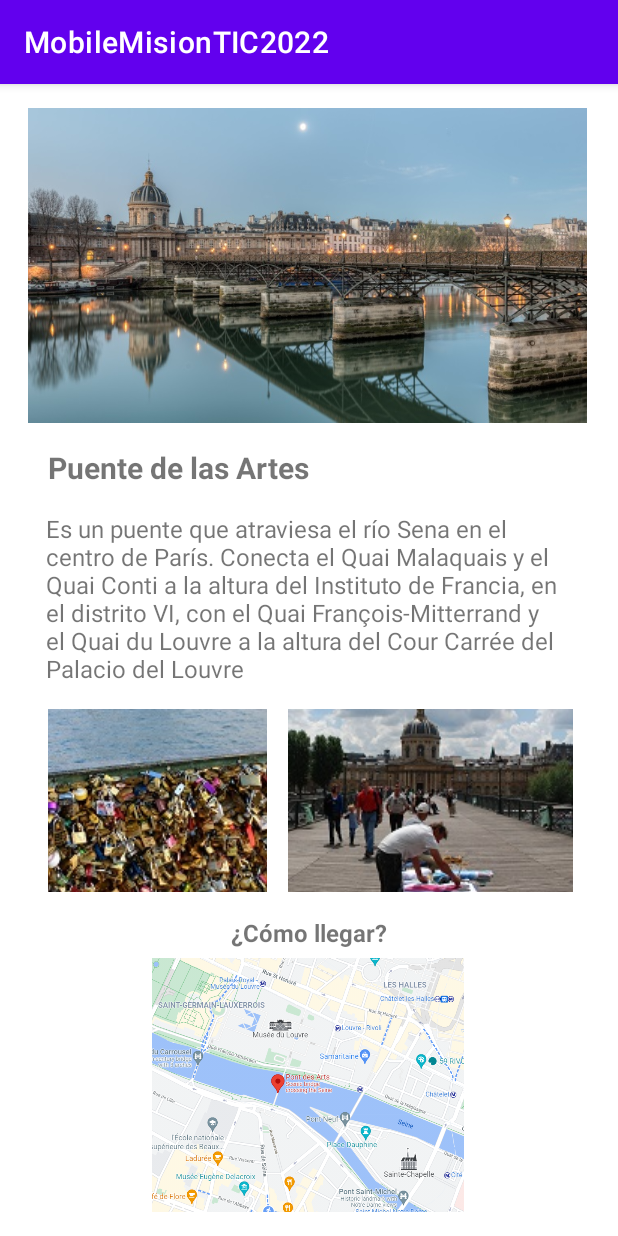
After one commit to FelixDavid12/mobile-mision-tic-2022, an Android app: the PontDesArtsActivity screen opened directly, with no data from a screen before it, on a phone screen of 412 x 824 dp. The commit adds this screen. Run offline under Robolectric (Android 15) with nearby library versions, the phone set to English and light mode, and no system bars.

Commit message:
Add Pont des Arts Activity and modify strings and resources

```diff
--- a/app/src/main/AndroidManifest.xml
+++ b/app/src/main/AndroidManifest.xml
@@ -10,6 +10,9 @@
         android:roundIcon="@mipmap/ic_launcher_round"
         android:supportsRtl="true"
         android:theme="@style/Theme.MobileMisionTIC2022">
+        <activity
+            android:name=".PontDesArtsActivity"
+            android:exported="true" />
         <activity
             android:name=".PalaceOfVersaillesActivity"
             android:exported="true" />
--- /dev/null
+++ b/app/src/main/java/com/lospythones/mobilemisiontic2022/PontDesArtsActivity.kt
@@ -0,0 +1,11 @@
+package com.lospythones.mobilemisiontic2022
+
+import androidx.appcompat.app.AppCompatActivity
+import android.os.Bundle
+
+class PontDesArtsActivity : AppCompatActivity() {
+    override fun onCreate(savedInstanceState: Bundle?) {
+        super.onCreate(savedInstanceState)
+        setContentView(R.layout.activity_pont_des_arts)
+    }
+}
--- /dev/null
+++ b/app/src/main/res/layout/activity_pont_des_arts.xml
@@ -0,0 +1,90 @@
+<?xml version="1.0" encoding="utf-8"?>
+<androidx.constraintlayout.widget.ConstraintLayout xmlns:android="http://schemas.android.com/apk/res/android"
+    xmlns:app="http://schemas.android.com/apk/res-auto"
+    xmlns:tools="http://schemas.android.com/tools"
+    android:layout_width="match_parent"
+    android:layout_height="match_parent"
+    android:layout_margin="16dp"
+    tools:context=".PontDesArtsActivity">
+
+    <ImageView
+        android:id="@+id/imageView3"
+        android:layout_width="378dp"
+        android:layout_height="210dp"
+        android:layout_margin="0dp"
+        android:contentDescription="@string/pont_des_arts1"
+        app:layout_constraintTop_toTopOf="parent"
+        app:srcCompat="@drawable/pont_des_arts1"
+        tools:ignore="MissingConstraints" />
+
+    <TextView
+        android:id="@+id/textView3"
+        android:layout_width="wrap_content"
+        android:layout_height="wrap_content"
+        android:layout_marginStart="16dp"
+        android:layout_marginTop="16dp"
+        android:text="@string/pont_des_arts_title"
+        android:textSize="20dp"
+        android:textStyle="bold"
+        app:layout_constraintStart_toStartOf="parent"
+        app:layout_constraintTop_toBottomOf="@+id/imageView3" />
+
+    <TextView
+        android:id="@+id/textView4"
+        android:layout_width="351dp"
+        android:layout_height="wrap_content"
+        android:layout_marginStart="16dp"
+        android:layout_marginTop="16dp"
+        android:layout_marginEnd="16dp"
+        android:text="@string/pont_des_arts_description"
+        android:textSize="16dp"
+        app:layout_constraintEnd_toEndOf="parent"
+        app:layout_constraintHorizontal_bias="0.5"
+        app:layout_constraintStart_toStartOf="parent"
+        app:layout_constraintTop_toBottomOf="@+id/textView3" />
+
+    <ImageButton
+        android:id="@+id/imageButton"
+        android:layout_width="146dp"
+        android:layout_height="122dp"
+        android:layout_margin="16dp"
+        app:layout_constraintStart_toStartOf="parent"
+        app:layout_constraintTop_toBottomOf="@+id/textView4"
+        app:srcCompat="@drawable/pont_des_arts2" />
+
+    <ImageButton
+        android:id="@+id/imageButton2"
+        android:layout_width="190dp"
+        android:layout_height="122dp"
+        android:layout_margin="16dp"
+        app:layout_constraintEnd_toEndOf="parent"
+        app:layout_constraintStart_toEndOf="@+id/imageButton"
+        app:layout_constraintTop_toBottomOf="@+id/textView4"
+        app:srcCompat="@drawable/pont_des_arts3" />
+
+    <TextView
+        android:id="@+id/textView5"
+        android:layout_width="wrap_content"
+        android:layout_height="wrap_content"
+        android:layout_marginTop="16dp"
+        android:text="@string/como_llegar"
+        android:textSize="16dp"
+        android:textStyle="bold"
+        app:layout_constraintEnd_toEndOf="parent"
+        app:layout_constraintHorizontal_bias="0.5"
+        app:layout_constraintStart_toStartOf="parent"
+        app:layout_constraintTop_toBottomOf="@+id/imageButton2" />
+
+    <ImageView
+        android:id="@+id/imageView5"
+        android:layout_width="208dp"
+        android:layout_height="182dp"
+        android:layout_marginTop="6dp"
+        app:layout_constraintEnd_toEndOf="parent"
+        app:layout_constraintHorizontal_bias="0.496"
+        app:layout_constraintStart_toStartOf="parent"
+        app:layout_constraintTop_toBottomOf="@+id/textView5"
+        app:srcCompat="@drawable/puente_mapa" />
+
+
+</androidx.constraintlayout.widget.ConstraintLayout>
--- a/app/src/main/res/values/strings.xml
+++ b/app/src/main/res/values/strings.xml
@@ -17,4 +17,8 @@
     <string name="img_2_info">Interior del palacio</string>
     <string name="img_3_info">Frente del palacio</string>
     <string name="img_map_info">Vista de ubicación del palacio</string>
+    <string name="pont_des_arts1">Puente de las artes</string>
+    <string name="pont_des_arts_title">Puente de las Artes</string>
+    <string name="pont_des_arts_description">Es un puente que atraviesa el río Sena en el centro de París. Conecta el Quai Malaquais y el Quai Conti a la altura del Instituto de Francia, en el distrito VI, con el Quai François-Mitterrand y el Quai du Louvre a la altura del Cour Carrée del Palacio del Louvre</string>
+    <string name="como_llegar">¿Cómo llegar?</string>
 </resources>
```
Also changed, not shown: app/src/main/res/drawable/pont_des_arts1.jpg (added), app/src/main/res/drawable/pont_des_arts2.jpg (added), app/src/main/res/drawable/pont_des_arts3.jpg (added), app/src/main/res/drawable/pont_des_arts4.jpg (added), app/src/main/res/drawable/puente_mapa.png (added).
